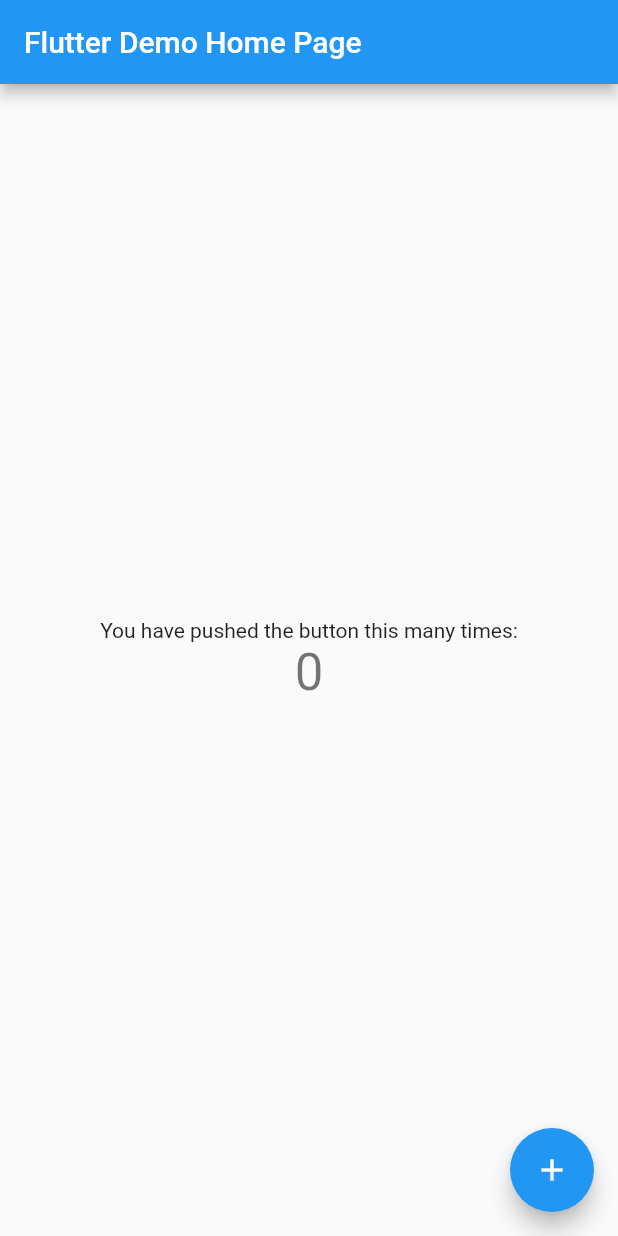
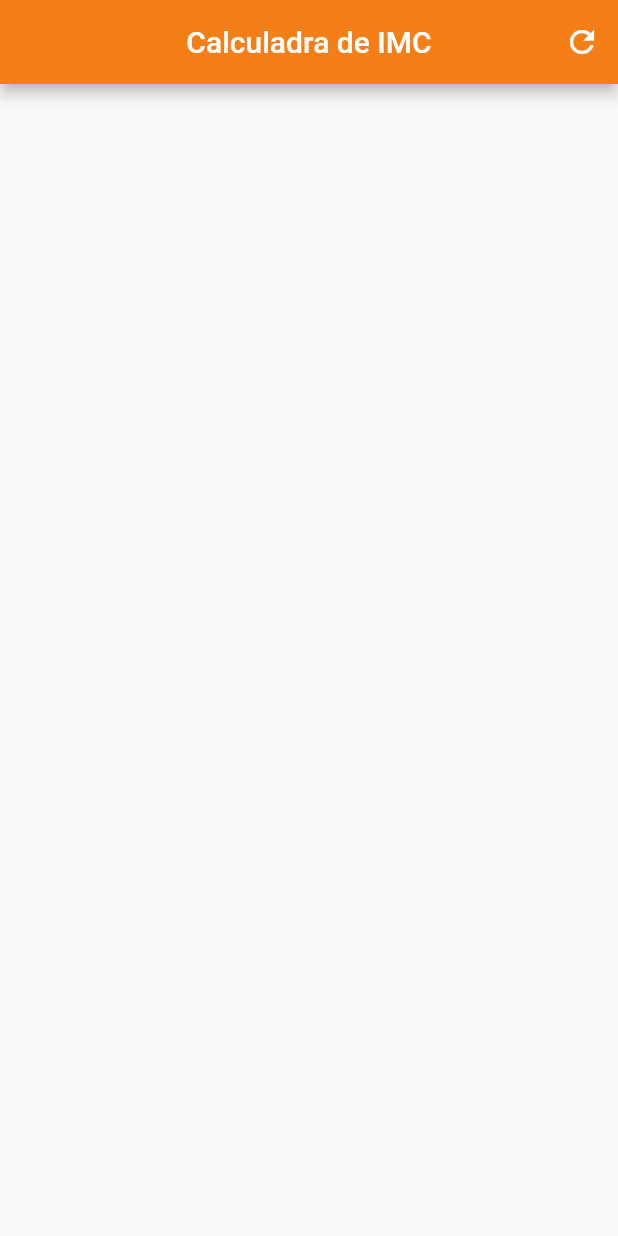
Before and after one commit to lpaganete/calculadora_imc, a Flutter app: the screen it shows after launch, on a phone screen of 412 x 824 dp. Run offline on Flutter 3.47's test engine with Material 2 defaults, Android fonts, the light colour scheme and no system bars.

Commit message:
Criando appBar

```diff
--- /dev/null
+++ b/lib/home_page.dart
@@ -0,0 +1,40 @@
+import 'package:flutter/material.dart';
+
+class HomePage extends StatefulWidget {
+  @override
+  _HomePageState createState() => _HomePageState();
+}
+
+class _HomePageState extends State<HomePage> {
+  @override
+  Widget build(BuildContext context) {
+    return Scaffold(
+      appBar: AppBar(
+        title: _text(),
+        centerTitle: true,
+        backgroundColor: Colors.yellow[900],
+        actions: <Widget>[
+          IconButton(icon: Icon(Icons.refresh), onPressed: () {}),
+        ],
+      ),
+      body: _body(),
+    );
+  }
+
+  _body() {
+    return Container(
+      child: Column(
+        children: <Widget>[],
+      ),
+    );
+  }
+
+  _text() {
+    return Text(
+      "Calculadra de IMC",
+      style: TextStyle(
+        color: Color(0xffffffff),
+      ),
+    );
+  }
+}
--- a/lib/main.dart
+++ b/lib/main.dart
@@ -1,111 +1,19 @@
 import 'package:flutter/material.dart';
+import 'home_page.dart';
 
 void main() => runApp(MyApp());
 
 class MyApp extends StatelessWidget {
-  // This widget is the root of your application.
   @override
   Widget build(BuildContext context) {
     return MaterialApp(
-      title: 'Flutter Demo',
-      theme: ThemeData(
-        // This is the theme of your application.
-        //
-        // Try running your application with "flutter run". You'll see the
-        // application has a blue toolbar. Then, without quitting the app, try
-        // changing the primarySwatch below to Colors.green and then invoke
-        // "hot reload" (press "r" in the console where you ran "flutter run",
-        // or simply save your changes to "hot reload" in a Flutter IDE).
-        // Notice that the counter didn't reset back to zero; the application
-        // is not restarted.
-        primarySwatch: Colors.blue,
-      ),
-      home: MyHomePage(title: 'Flutter Demo Home Page'),
+      // Esse widget é definido apenas uma vez no seu app
+      debugShowCheckedModeBanner: false, // Remove o baner de indicação de debug
+      darkTheme: ThemeData(
+          //Define um thema para o nosso app
+          primaryColor: Colors.blue),
+      home:
+          HomePage(), // No  home chama a classe HomePage que foi criada (É a primeira tela que o usuário vai ver)
     );
   }
 }
-
-class MyHomePage extends StatefulWidget {
-  MyHomePage({Key key, this.title}) : super(key: key);
-
-  // This widget is the home page of your application. It is stateful, meaning
-  // that it has a State object (defined below) that contains fields that affect
-  // how it looks.
-
-  // This class is the configuration for the state. It holds the values (in this
-  // case the title) provided by the parent (in this case the App widget) and
-  // used by the build method of the State. Fields in a Widget subclass are
-  // always marked "final".
-
-  final String title;
-
-  @override
-  _MyHomePageState createState() => _MyHomePageState();
-}
-
-class _MyHomePageState extends State<MyHomePage> {
-  int _counter = 0;
-
-  void _incrementCounter() {
-    setState(() {
-      // This call to setState tells the Flutter framework that something has
-      // changed in this State, which causes it to rerun the build method below
-      // so that the display can reflect the updated values. If we changed
-      // _counter without calling setState(), then the build method would not be
-      // called again, and so nothing would appear to happen.
-      _counter++;
-    });
-  }
-
-  @override
-  Widget build(BuildContext context) {
-    // This method is rerun every time setState is called, for instance as done
-    // by the _incrementCounter method above.
-    //
-    // The Flutter framework has been optimized to make rerunning build methods
-    // fast, so that you can just rebuild anything that needs updating rather
-    // than having to individually change instances of widgets.
-    return Scaffold(
-      appBar: AppBar(
-        // Here we take the value from the MyHomePage object that was created by
-        // the App.build method, and use it to set our appbar title.
-        title: Text(widget.title),
-      ),
-      body: Center(
-        // Center is a layout widget. It takes a single child and positions it
-        // in the middle of the parent.
-        child: Column(
-          // Column is also a layout widget. It takes a list of children and
-          // arranges them vertically. By default, it sizes itself to fit its
-          // children horizontally, and tries to be as tall as its parent.
-          //
-          // Invoke "debug painting" (press "p" in the console, choose the
-          // "Toggle Debug Paint" action from the Flutter Inspector in Android
-          // Studio, or the "Toggle Debug Paint" command in Visual Studio Code)
-          // to see the wireframe for each widget.
-          //
-          // Column has various properties to control how it sizes itself and
-          // how it positions its children. Here we use mainAxisAlignment to
-          // center the children vertically; the main axis here is the vertical
-          // axis because Columns are vertical (the cross axis would be
-          // horizontal).
-          mainAxisAlignment: MainAxisAlignment.center,
-          children: <Widget>[
-            Text(
-              'You have pushed the button this many times:',
-            ),
-            Text(
-              '$_counter',
-              style: Theme.of(context).textTheme.headline4,
-            ),
-          ],
-        ),
-      ),
-      floatingActionButton: FloatingActionButton(
-        onPressed: _incrementCounter,
-        tooltip: 'Increment',
-        child: Icon(Icons.add),
-      ), // This trailing comma makes auto-formatting nicer for build methods.
-    );
-  }
-}
```
Also changed, not shown: 1 other file.
